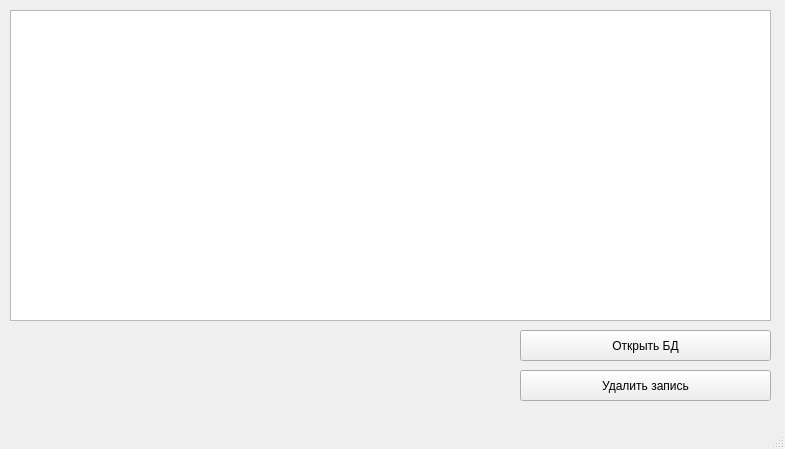
Qt form mainwindow.ui (lzlaG/SQLITE_APP) before a commit.
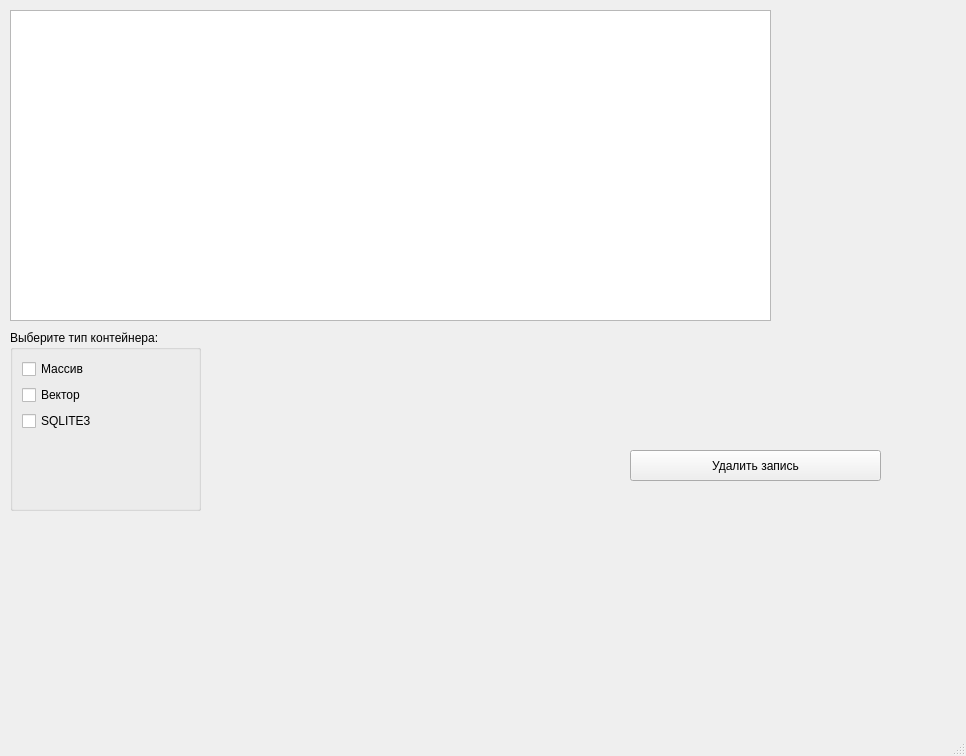
The same form after that commit.

Commit message: checkboxes for container choose

```diff
--- a/mainwindow.ui
+++ b/mainwindow.ui
@@ -6,27 +6,14 @@
    <rect>
     <x>0</x>
     <y>0</y>
-    <width>785</width>
-    <height>449</height>
+    <width>966</width>
+    <height>756</height>
    </rect>
   </property>
   <property name="windowTitle">
    <string>MainWindow</string>
   </property>
   <widget class="QWidget" name="centralwidget">
-   <widget class="QPushButton" name="pushButton">
-    <property name="geometry">
-     <rect>
-      <x>520</x>
-      <y>330</y>
-      <width>251</width>
-      <height>31</height>
-     </rect>
-    </property>
-    <property name="text">
-     <string>Открыть БД</string>
-    </property>
-   </widget>
    <widget class="QTreeView" name="treeView">
     <property name="geometry">
      <rect>
@@ -40,8 +27,8 @@
    <widget class="QLabel" name="add_info">
     <property name="geometry">
      <rect>
-      <x>10</x>
-      <y>340</y>
+      <x>300</x>
+      <y>570</y>
       <width>381</width>
       <height>51</height>
      </rect>
@@ -53,8 +40,8 @@
    <widget class="QPushButton" name="delete_button">
     <property name="geometry">
      <rect>
-      <x>520</x>
-      <y>370</y>
+      <x>630</x>
+      <y>450</y>
       <width>251</width>
       <height>31</height>
      </rect>
@@ -63,6 +50,42 @@
      <string>Удалить запись</string>
     </property>
    </widget>
+   <widget class="QGroupBox" name="ContainerChooseGroup">
+    <property name="geometry">
+     <rect>
+      <x>10</x>
+      <y>330</y>
+      <width>191</width>
+      <height>181</height>
+     </rect>
+    </property>
+    <property name="title">
+     <string>Выберите тип контейнера:</string>
+    </property>
+    <layout class="QFormLayout" name="formLayout">
+     <item row="0" column="0">
+      <widget class="QCheckBox" name="ListCheckBox">
+       <property name="text">
+        <string>Массив</string>
+       </property>
+      </widget>
+     </item>
+     <item row="1" column="0">
+      <widget class="QCheckBox" name="VectorCheckBox">
+       <property name="text">
+        <string>Вектор</string>
+       </property>
+      </widget>
+     </item>
+     <item row="2" column="0">
+      <widget class="QCheckBox" name="DbCheckBox">
+       <property name="text">
+        <string>SQLITE3</string>
+       </property>
+      </widget>
+     </item>
+    </layout>
+   </widget>
   </widget>
   <widget class="QMenuBar" name="menubar">
    <property name="geometry">
```
Left out of the diff: 2 changed lines with no effect on the pictures. The commit also changes 7 other files.
